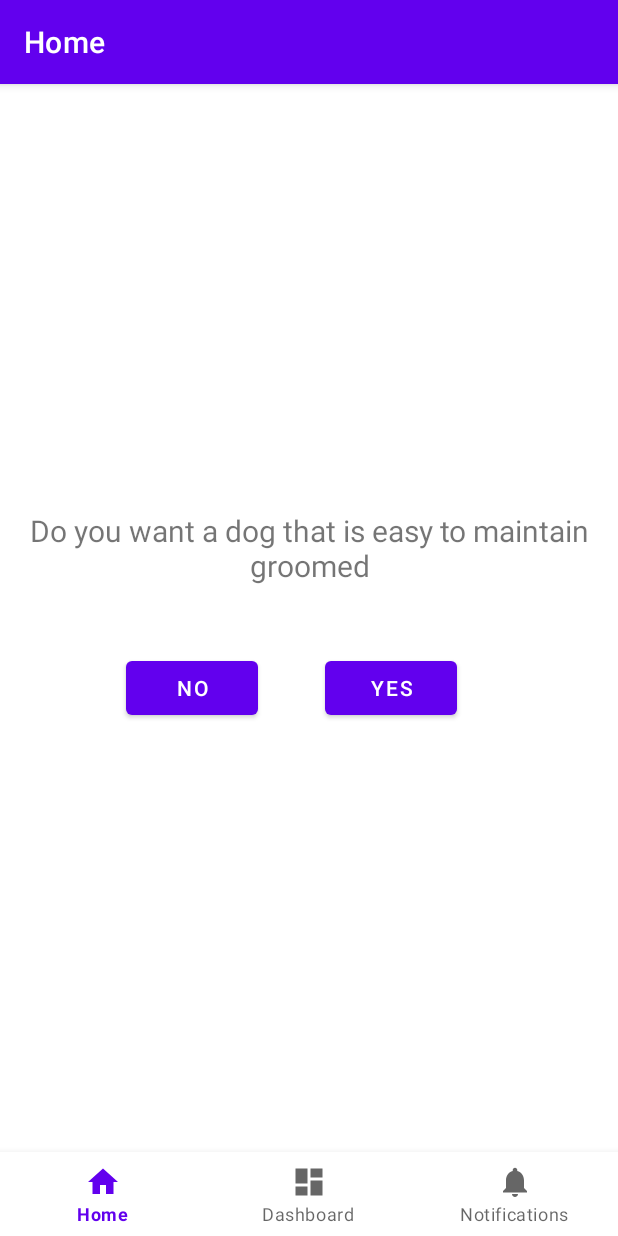
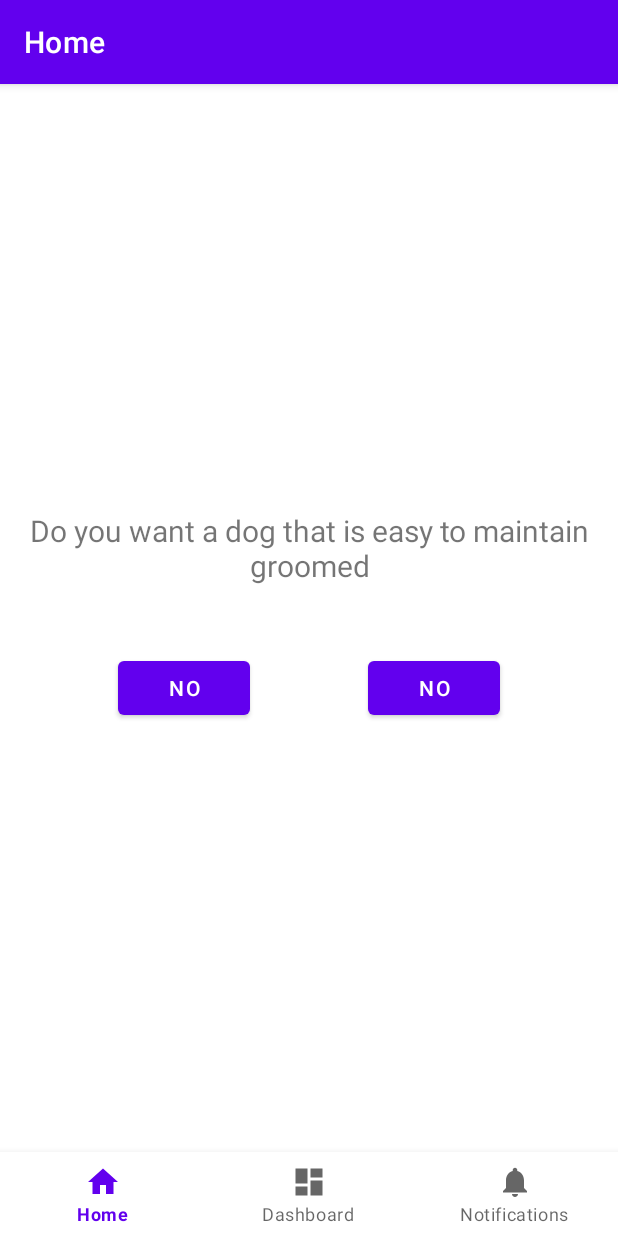
Before and after one commit to alyzadiaz/dogopedia, an Android app: the screen it shows after launch (MainActivity), after a tap on "APARTMENT", on a phone screen of 412 x 824 dp. Run offline under Robolectric (Android 15) with nearby library versions, the phone set to English and light mode, and no system bars; our stand-ins replace navigation-ui; 1 other tap on this screen came first.

Commit message:
Updates to dog quiz
Added images, fixed bug, and fixed layout of dog quiz

```diff
--- a/app/src/main/java/com/example/dogopedia/ui/home/Dog.java
+++ b/app/src/main/java/com/example/dogopedia/ui/home/Dog.java
@@ -1,11 +1,15 @@
 package com.example.dogopedia.ui.home;
+
+import android.graphics.Bitmap;
 
 import java.util.HashMap;
 import java.util.Map;
 
 public class Dog{
     public Map<String, String> attributes = new HashMap<String, String>();
-    Dog(String name, String size, String living, String experience, String alone, String cold, String heat, String shedding, String exercise, String bark, String groom){
+    public Bitmap image;
+
+    Dog(String name, String size, String living, String experience, String alone, String cold, String heat, String shedding, String exercise, String bark, String groom, Bitmap image){
         attributes.put("size", size);
         attributes.put("name",name);
         attributes.put("living",living);
@@ -17,6 +21,8 @@ public class Dog{
         attributes.put("exercise",exercise);
         attributes.put("bark",bark);
         attributes.put("groom",groom);
+        this.image = image;
+
     }
 
     @Override
--- a/app/src/main/java/com/example/dogopedia/ui/home/HomeFragment.java
+++ b/app/src/main/java/com/example/dogopedia/ui/home/HomeFragment.java
@@ -1,11 +1,13 @@
 package com.example.dogopedia.ui.home;
 
+import android.graphics.BitmapFactory;
 import android.os.Bundle;
 import android.util.Log;
 import android.view.LayoutInflater;
 import android.view.View;
 import android.view.ViewGroup;
 import android.widget.Button;
+import android.widget.ImageView;
 import android.widget.TextView;
 
 import androidx.annotation.NonNull;
@@ -16,6 +18,7 @@ import com.example.dogopedia.R;
 import java.util.ArrayList;
 import java.util.HashMap;
 import java.util.List;
+import java.util.Random;
 
 public class HomeFragment extends Fragment {
 
@@ -31,11 +34,16 @@ public class HomeFragment extends Fragment {
     static Button option1, option2;
     static String[] questionList = new String[3];
     static TextView textView;
+    static ImageView imageView;
+    static TextView resultView;
 
     public View onCreateView(@NonNull LayoutInflater inflater,
                              ViewGroup container, Bundle savedInstanceState) {
         View root = inflater.inflate(R.layout.fragment_home, container, false);
         textView = (TextView) root.findViewById(R.id.text_home);
+        imageView = (ImageView) root.findViewById(R.id.imageView);
+        resultView = (TextView) root.findViewById(R.id.resultView);
+        resultView.setVisibility(View.GONE);
         answer = "";
         question = "";
         button1text = "";
@@ -88,6 +96,7 @@ public class HomeFragment extends Fragment {
         quizStart.setOnClickListener(new View.OnClickListener() {
             @Override
             public void onClick(View v) {
+                imageView.setVisibility(View.GONE);
                 if(currentPool.get(0).getAttribute(question).equals("Either")){
                     option1.setText("Apartment");
                 } else{
@@ -112,23 +121,24 @@ public class HomeFragment extends Fragment {
         currentPool = updatePool(currentPool, q, answer);
         if(currentPool.size() != 1){
             question = currentPool.get(0).compare(currentPool.get(pointer));
-            System.out.println("Dog 1: " +currentPool.get(0));
-            System.out.println("Dog 2: " + currentPool.get(pointer));
-            System.out.println("this is the question: " + question);
             while(!questionBank.containsKey(question) && pointer != currentPool.size() - 1) {
                 pointer++;
                 question = currentPool.get(0).compare(currentPool.get(pointer));
-                System.out.println(pointer);
-                System.out.println(currentPool.size());
-                System.out.println("gereerererrerererere");
             }
-            System.out.println("here asda sdasd asd asdasd " + question);
             if(!questionBank.containsKey(question)){
                 finishQuiz();
 
             } else {
-                questionList[0] = currentPool.get(0).getAttribute(question);
-                questionList[1] = currentPool.get(pointer).getAttribute(question);
+                if(currentPool.get(0).getAttribute(question).equals("Either")){
+                    questionList[0]="Either";
+                } else {
+                    questionList[0] = currentPool.get(0).getAttribute(question);
+                }
+                if(currentPool.get(1).getAttribute(question).equals("Either")){
+                    questionList[1]="Either";
+                } else {
+                    questionList[1] = currentPool.get(0).getAttribute(question);
+                }
                 pointer = 1;
                 updateButtons();
             }
@@ -147,12 +157,19 @@ public class HomeFragment extends Fragment {
     }
 
     private static void finishQuiz(){
+        int place = 0;
         option1.setVisibility(View.GONE);
         option2.setVisibility(View.GONE);
-        String placeholder = currentPool.toString();
-        textView.setText(placeholder);
-        System.out.println(placeholder);
-        Log.v("quizFinished", "The quiz is finished");
+        if(currentPool.size() != 1){
+            Random gen = new Random();
+            place = gen.nextInt(currentPool.size());
+        }
+        textView.setVisibility(View.GONE);
+        imageView.setImageBitmap(currentPool.get(place).image);
+        imageView.setVisibility(View.VISIBLE);
+        String placeholder = currentPool.get(place).toString();
+        resultView.setText(placeholder);
+        resultView.setVisibility(View.VISIBLE);
     }
 
     private static ArrayList<Dog> updatePool(ArrayList<Dog> pool, String question, String answer){
@@ -190,62 +207,62 @@ public class HomeFragment extends Fragment {
         return pool;
     }
 
-    private static void initialize(ArrayList<Dog> pool){
-        Dog LabradorRetriever = new Dog("Labrador Retriever", "Large", "House", "New", "No", "Yes", "Yes", "Yes", "Yes", "Yes", "Yes");
-        Dog FrenchBulldog = new Dog("French Bulldog", "Small", "Either", "New", "No", "No","No","Yes","No","Yes","Yes");
-        Dog GermanShepard = new Dog("German Shepard", "Large", "Either", "Experienced", "No", "Yes", "Yes", "Yes", "Yes", "Yes", "No");
+    private void initialize(ArrayList<Dog> pool){
+        Dog LabradorRetriever = new Dog("Labrador Retriever", "Large", "House", "New", "No", "Yes", "Yes", "Yes", "Yes", "Yes", "Yes", BitmapFactory.decodeResource(getResources(), R.drawable.labrador_retriever));
+        Dog FrenchBulldog = new Dog("French Bulldog", "Small", "Either", "New", "No", "No","No","Yes","No","Yes","Yes",BitmapFactory.decodeResource(getResources(), R.drawable.french_bulldog));
+        Dog GermanShepard = new Dog("German Shepard", "Large", "Either", "Experienced", "No", "Yes", "Yes", "Yes", "Yes", "Yes", "No",BitmapFactory.decodeResource(getResources(), R.drawable.german_shepherd));
         pool.add(GermanShepard);
-        Dog BullDog = new Dog("Bulldog", "Small", "Either", "New", "Yes","No", "No","Yes","Yes","Yes","Yes");
-        Dog GoldenRetriever = new Dog("Golden Retriever", "Large", "House", "New", "No", "Yes", "Yes", "Yes", "Yes", "Yes", "No");
+        Dog BullDog = new Dog("Bulldog", "Small", "Either", "New", "Yes","No", "No","Yes","Yes","Yes","Yes",BitmapFactory.decodeResource(getResources(), R.drawable.bulldog));
+        Dog GoldenRetriever = new Dog("Golden Retriever", "Large", "House", "New", "No", "Yes", "Yes", "Yes", "Yes", "Yes", "No",BitmapFactory.decodeResource(getResources(), R.drawable.golden_retriever));
         pool.add(GoldenRetriever);
-        Dog Poodle = new Dog("Poodle", "Large", "Either", "New", "No", "Yes", "Yes", "No", "Yes", "No", "No");
-        Dog Beagle = new Dog("Beagle", "Small", "Either", "New", "No", "No", "Yes", "Yes", "Yes", "Yes", "Yes");
+        Dog Poodle = new Dog("Poodle", "Large", "Either", "New", "No", "Yes", "Yes", "No", "Yes", "No", "No",BitmapFactory.decodeResource(getResources(), R.drawable.poodle));
+        Dog Beagle = new Dog("Beagle", "Small", "Either", "New", "No", "No", "Yes", "Yes", "Yes", "Yes", "Yes",BitmapFactory.decodeResource(getResources(), R.drawable.beagle));
         pool.add(Beagle);
-        Dog Rottweiler = new Dog("Rottweiler", "Large", "House", "Experienced", "No", "No", "Yes", "Yes", "Yes", "Yes", "Yes");
+        Dog Rottweiler = new Dog("Rottweiler", "Large", "House", "Experienced", "No", "No", "Yes", "Yes", "Yes", "Yes", "Yes",BitmapFactory.decodeResource(getResources(), R.drawable.rottweiler));
         pool.add(Rottweiler);
-        Dog Pointer = new Dog("Pointer", "Large", "House", "Experienced", "No", "No", "Yes", "Yes", "Yes", "Yes", "Yes");
+        Dog Pointer = new Dog("Pointer", "Large", "House", "Experienced", "No", "No", "Yes", "Yes", "Yes", "Yes", "Yes",BitmapFactory.decodeResource(getResources(), R.drawable.pointer));
         pool.add(Pointer);
-        Dog Dachshund = new Dog("Dachshund","Small", "Either", "New", "Yes", "No", "Yes", "Yes", "Yes", "Yes", "Yes");
+        Dog Dachshund = new Dog("Dachshund","Small", "Either", "New", "Yes", "No", "Yes", "Yes", "Yes", "Yes", "Yes",BitmapFactory.decodeResource(getResources(), R.drawable.dachshund));
         pool.add(Dachshund);
-        Dog Corgi = new Dog("Corgi", "Small", "Either", "New", "Yes", "Yes", "Yes", "Yes", "Yes", "Yes", "Yes");
+        Dog Corgi = new Dog("Corgi", "Small", "Either", "New", "Yes", "Yes", "Yes", "Yes", "Yes", "Yes", "Yes",BitmapFactory.decodeResource(getResources(), R.drawable.corgi));
         pool.add(Corgi);
-        Dog AustralianShepherd = new Dog("Austrialian Sheperd", "Large", "House", "Experienced", "No", "Yes", "Yes", "Yes", "Yes", "Yes", "No");
+        Dog AustralianShepherd = new Dog("Austrialian Sheperd", "Large", "House", "Experienced", "No", "Yes", "Yes", "Yes", "Yes", "Yes", "No",BitmapFactory.decodeResource(getResources(), R.drawable.australian_shepherd));
         pool.add(AustralianShepherd);
-        Dog Yorkie = new Dog("Yorkie", "Small", "Either", "New", "No", "No", "No", "No", "Yes", "Yes", "No");
+        Dog Yorkie = new Dog("Yorkshire Terrier", "Small", "Either", "New", "No", "No", "No", "No", "Yes", "Yes", "No",BitmapFactory.decodeResource(getResources(), R.drawable.yorkshire_terrier));
         pool.add(Yorkie);
-        Dog Boxer = new Dog("Boxer", "Large", "Either", "New", "No", "No","No", "No","Yes","Yes","No");
+        Dog Boxer = new Dog("Boxer", "Large", "Either", "New", "No", "No","No", "No","Yes","Yes","No",BitmapFactory.decodeResource(getResources(), R.drawable.boxer));
         pool.add(Boxer);
-        Dog GreatDane = new Dog("Great Dane", "Large", "House", "Experienced", "No", "No", "Yes", "Yes", "Yes", "Yes", "Yes");
+        Dog GreatDane = new Dog("Great Dane", "Large", "House", "Experienced", "No", "No", "Yes", "Yes", "Yes", "Yes", "Yes",BitmapFactory.decodeResource(getResources(), R.drawable.great_dane));
         pool.add(GreatDane);
-        Dog SiberianHusky = new Dog("Siberian Husky", "Large", "House", "Experienced", "No", "Yes", "Yes", "Yes", "Yes", "Yes", "No");
+        Dog SiberianHusky = new Dog("Siberian Husky", "Large", "House", "Experienced", "No", "Yes", "Yes", "Yes", "Yes", "Yes", "No",BitmapFactory.decodeResource(getResources(), R.drawable.siberian_husky));
         pool.add(SiberianHusky);
-        Dog DobermanPinscher = new Dog("Doberman Pinscher", "Large", "Either", "New", "No", "No", "Yes", "Yes", "Yes", "No", "Yes");
+        Dog DobermanPinscher = new Dog("Doberman Pinscher", "Large", "Either", "New", "No", "No", "Yes", "Yes", "Yes", "No", "Yes",BitmapFactory.decodeResource(getResources(), R.drawable.doberman_pinscher));
         pool.add(DobermanPinscher);
-        Dog MiniSchnauzer = new Dog("Mini Schnauzer",  "Small", "Either", "New", "Yes", "Yes", "Yes", "No", "Yes", "Yes", "No");
+        Dog MiniSchnauzer = new Dog("Mini Schnauzer",  "Small", "Either", "New", "Yes", "Yes", "Yes", "No", "Yes", "Yes", "No",BitmapFactory.decodeResource(getResources(), R.drawable.mini_schnauzer));
         pool.add(MiniSchnauzer);
-        Dog ShihTzu = new Dog("Shih Tzu", "Small", "Either", "New", "Yes", "Yes", "No", "Yes", "No", "No", "No");
+        Dog ShihTzu = new Dog("Shih Tzu", "Small", "Either", "New", "Yes", "Yes", "No", "Yes", "No", "No", "No", BitmapFactory.decodeResource(getResources(), R.drawable.shih_tzu));
         pool.add(ShihTzu);
-        Dog BostonTerrier = new Dog("Boston Terrier", "Small", "Either", "New", "Yes", "Yes", "No", "No", "Yes", "Yes", "Yes");
+        Dog BostonTerrier = new Dog("Boston Terrier", "Small", "Either", "New", "Yes", "Yes", "No", "No", "Yes", "Yes", "Yes",BitmapFactory.decodeResource(getResources(), R.drawable.boston_terrier));
         pool.add(BostonTerrier);
-        Dog BerneseMountain = new Dog("Bernese Mountain Dog", "Large", "House", "Experienced", "No", "Yes", "No", "Yes", "Yes", "Yes" ,"Yes");
+        Dog BerneseMountain = new Dog("Bernese Mountain Dog", "Large", "House", "Experienced", "No", "Yes", "No", "Yes", "Yes", "Yes" ,"Yes",BitmapFactory.decodeResource(getResources(), R.drawable.bernese_mountain_dog));
         pool.add(BerneseMountain);
-        Dog Pomeranian = new Dog("Pomeranian", "Small", "Either", "New", "No", "Yes", "No" ,"Yes", "No", "Yes", "No");
+        Dog Pomeranian = new Dog("Pomeranian", "Small", "Either", "New", "No", "Yes", "No" ,"Yes", "No", "Yes", "No",BitmapFactory.decodeResource(getResources(), R.drawable.pomeranian));
         pool.add(Pomeranian);
-        Dog Havanese = new Dog("Havanese", "Small", "Either", "New", "No", "No", "Yes", "No", "No", "Yes", "No");
+        Dog Havanese = new Dog("Havanese", "Small", "Either", "New", "No", "No", "Yes", "No", "No", "Yes", "No",BitmapFactory.decodeResource(getResources(), R.drawable.havanese));
         pool.add(Havanese);
-        Dog Maltese = new Dog("Maltese", "Small", "Either", "New", "No", "No", "Yes", "No", "No", "Yes", "No");
+        Dog Maltese = new Dog("Maltese", "Small", "Either", "New", "No", "No", "Yes", "No", "No", "Yes", "No",BitmapFactory.decodeResource(getResources(), R.drawable.maltese));
         pool.add(Maltese);
-        Dog Pug = new Dog("Pug", "Small", "Either", "New", "No", "No", "No", "Yes", "Yes", "No", "Yes");
+        Dog Pug = new Dog("Pug", "Small", "Either", "New", "No", "No", "No", "Yes", "Yes", "No", "Yes", BitmapFactory.decodeResource(getResources(), R.drawable.pug));
         pool.add(Pug);
-        Dog CockerSpaniel = new Dog("Cocker Spaniel", "Small", "Either", "New", "No", "Yes", "Yes", "Yes", "Yes", "Yes","No");
+        Dog CockerSpaniel = new Dog("Cocker Spaniel", "Small", "Either", "New", "No", "Yes", "Yes", "Yes", "Yes", "Yes","No",BitmapFactory.decodeResource(getResources(), R.drawable.cocker_spaniel));
         pool.add(CockerSpaniel);
-        Dog BorderCollie = new Dog("Border Collie", "Large", "House", "Experienced", "No", "Yes", "Yes", "Yes", "Yes", "No","Yes");
+        Dog BorderCollie = new Dog("Border Collie", "Large", "House", "Experienced", "No", "Yes", "Yes", "Yes", "Yes", "No","Yes",BitmapFactory.decodeResource(getResources(), R.drawable.border_collie));
         pool.add(BorderCollie);
-        Dog Mastiff = new Dog("Mastiff", "Large", "House", "Experienced", "Yes", "Yes" ,"No", "Yes", "Yes", "No", "Yes");
+        Dog Mastiff = new Dog("Mastiff", "Large", "House", "Experienced", "Yes", "Yes" ,"No", "Yes", "Yes", "No", "Yes",BitmapFactory.decodeResource(getResources(), R.drawable.mastiff));
         pool.add(Mastiff);
-        Dog Chihuahua = new Dog("Chihuahua", "Small", "Either", "New" ,"No" ,"No", "No" ,"No", "No" ,"Yes", "Yes");
+        Dog Chihuahua = new Dog("Chihuahua", "Small", "Either", "New" ,"No" ,"No", "No" ,"No", "No" ,"Yes", "Yes",BitmapFactory.decodeResource(getResources(), R.drawable.chihuahua));
         pool.add(Chihuahua);
-        Dog ShibaInu = new Dog("Shiba Inu", "Large" ,"Either" ,"Experienced", "Yes" ,"Yes", "Yes", "Yes", "Yes", "Yes", "Yes");
+        Dog ShibaInu = new Dog("Shiba Inu", "Large" ,"Either" ,"Experienced", "Yes" ,"Yes", "Yes", "Yes", "Yes", "Yes", "Yes",BitmapFactory.decodeResource(getResources(), R.drawable.shiba_inu));
         pool.add(ShibaInu);
         pool.add(Poodle);
         pool.add(LabradorRetriever);
--- a/app/src/main/res/layout/fragment_home.xml
+++ b/app/src/main/res/layout/fragment_home.xml
@@ -23,14 +23,27 @@
         app:layout_constraintTop_toTopOf="parent"
         app:layout_constraintVertical_bias="0.422" />
 
+    <TextView
+        android:id="@+id/resultView"
+        android:layout_width="match_parent"
+        android:layout_height="wrap_content"
+        android:singleLine="false"
+        android:textAlignment="center"
+        android:textSize="20sp"
+        app:layout_constraintBottom_toBottomOf="parent"
+        app:layout_constraintEnd_toEndOf="parent"
+        app:layout_constraintHorizontal_bias="0.0"
+        app:layout_constraintStart_toStartOf="parent"
+        app:layout_constraintTop_toBottomOf="@+id/imageView"
+        app:layout_constraintVertical_bias="0.041" />
+
     <Button
         android:id="@+id/button"
         android:layout_width="wrap_content"
         android:layout_height="wrap_content"
-        android:layout_marginStart="84dp"
-        android:layout_marginLeft="84dp"
         android:layout_marginTop="44dp"
         android:text="@string/option_1"
+        app:layout_constraintEnd_toStartOf="@+id/button2"
         app:layout_constraintStart_toStartOf="parent"
         app:layout_constraintTop_toBottomOf="@+id/text_home" />
 
@@ -54,4 +67,15 @@
         app:layout_constraintEnd_toEndOf="parent"
         app:layout_constraintStart_toStartOf="parent"
         app:layout_constraintTop_toBottomOf="@+id/button2" />
+
+    <ImageView
+        android:id="@+id/imageView"
+        android:layout_width="390dp"
+        android:layout_height="462dp"
+        android:src="@drawable/quiz_image"
+        app:layout_constraintEnd_toEndOf="parent"
+        app:layout_constraintStart_toStartOf="parent"
+        app:layout_constraintTop_toTopOf="parent"
+        app:srcCompat="@drawable/quiz_image"
+        tools:srcCompat="@drawable/quiz_image" />
 </androidx.constraintlayout.widget.ConstraintLayout>
```
Also changed, not shown: app/src/main/res/drawable/quiz_image.jpg (added).
